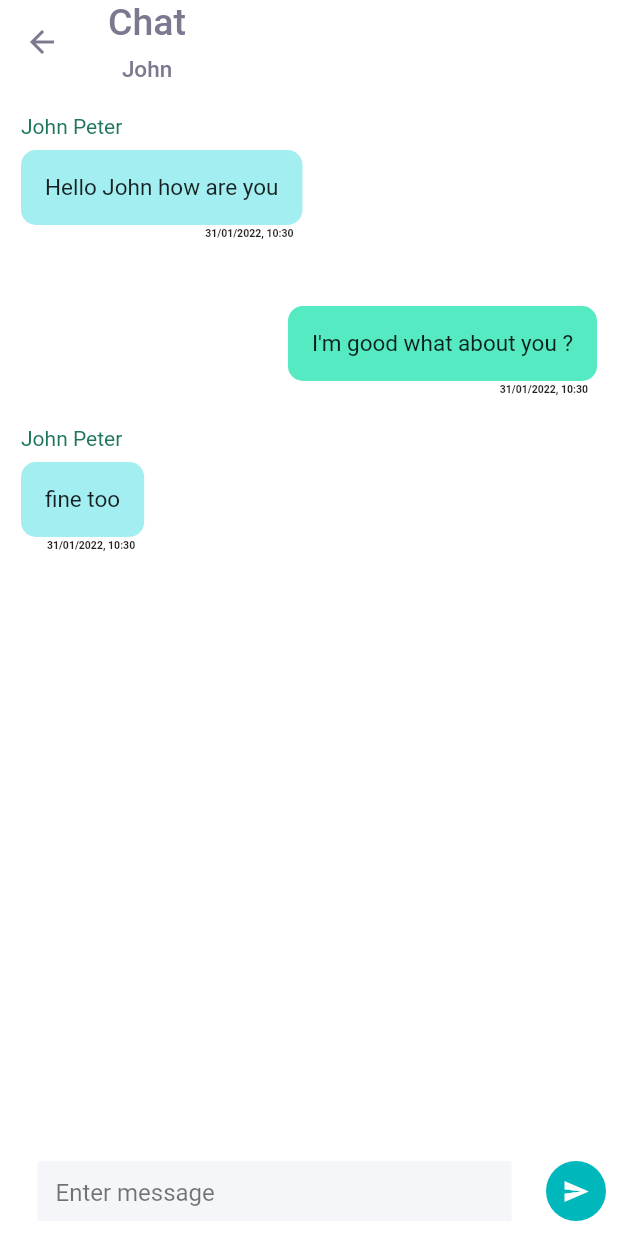
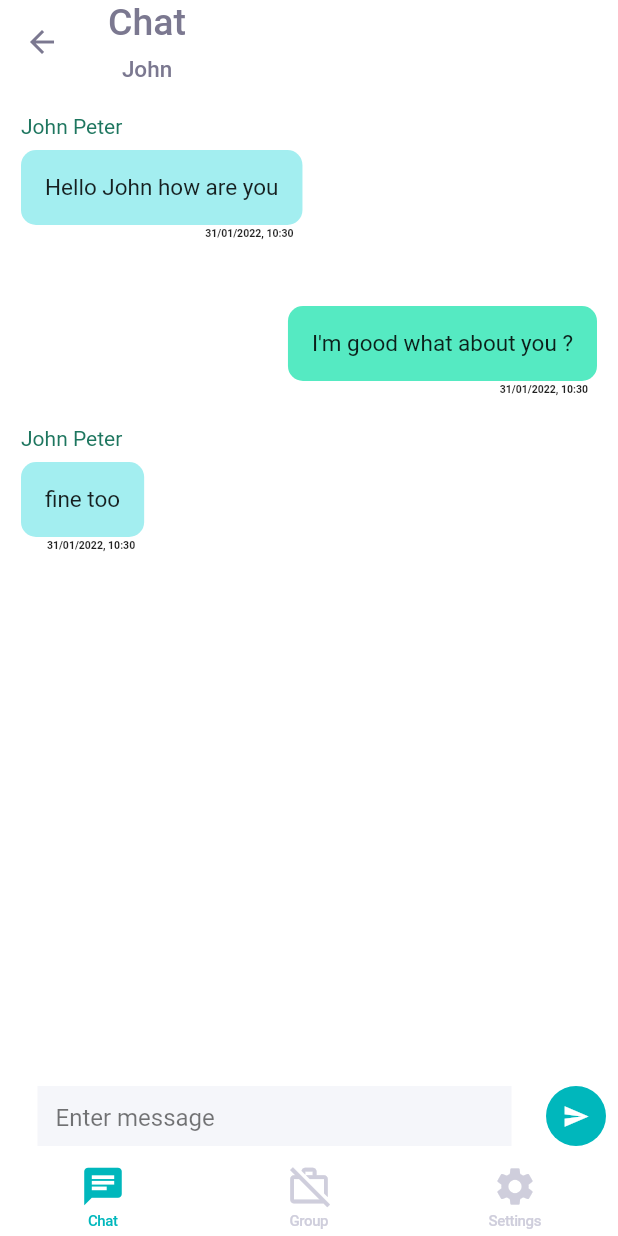
Before and after one commit to mujohn26/chat-mobile-app, a Flutter app: the screen it shows after launch, after a tap on "John Peter", on a phone screen of 412 x 824 dp. Run offline on Flutter 3.47's test engine with Material 2 defaults, Android fonts, the phone set to English and light mode, and no system bars; drawn by our look-alikes of delayed_display; our stand-ins replace get, timeago, url_launcher_web; missing offline and left inert: libphonenumber_web, shared_preferences_web.

Commit message:
add bottom navigation

```diff
--- /dev/null
+++ b/lib/components/bottom_navigation.dart
@@ -0,0 +1,60 @@
+import 'package:flutter/material.dart';
+import 'package:flutter/cupertino.dart';
+import 'package:get/get.dart';
+import 'package:mobile_chat/screens/messages/messages_screen.dart';
+
+class BottomNavigation extends StatelessWidget {
+
+  BottomNavigation({Key? key}) : super(key: key);
+
+  @override
+  Widget build(BuildContext context) {
+    return CupertinoTabScaffold(
+      tabBar: CupertinoTabBar(
+        key: const Key("bottom-navigation-bar"),
+        backgroundColor: Colors.white,
+        activeColor: const Color(0xFF00b7bc),
+        inactiveColor: const Color(0xffcfcedc),
+        border: const Border(),
+        items: const <BottomNavigationBarItem>[
+          BottomNavigationBarItem(
+            icon: Icon(Icons.chat),
+            label: 'Chat',
+          ),
+          BottomNavigationBarItem(
+            icon: Icon(Icons.work_off_outlined),
+            label: 'Group',
+          ),
+          BottomNavigationBarItem(
+            icon: Icon(Icons.settings),
+            label: 'Settings',
+          ),
+        ],
+      ),
+      tabBuilder: (context, index) {
+        switch (index) {
+          case 0:
+            return CupertinoTabView(builder: (context) {
+              return CupertinoPageScaffold(
+                  child: MessagesScreen());
+            });
+          case 1:
+            return CupertinoTabView(builder: (context) {
+              return CupertinoPageScaffold(
+                  child: MessagesScreen());
+            });
+          case 2:
+            return CupertinoTabView(builder: (context) {
+              return const CupertinoPageScaffold(child: MessagesScreen());
+            });
+
+          default:
+            return CupertinoTabView(builder: (context) {
+              return CupertinoPageScaffold(
+                  child: MessagesScreen());
+            });
+        }
+      },
+    );
+  }
+}
--- a/lib/main.dart
+++ b/lib/main.dart
@@ -1,23 +1,21 @@
 import 'package:flutter/material.dart';
-import 'package:mobile_chat/screens/messages/messages_screen.dart';
-
+import 'package:get/get.dart';
+import 'package:mobile_chat/components/bottom_navigation.dart';
 void main() {
-  runApp(const MyApp());
+  runApp( Homepage());
 }
 
-class MyApp extends StatelessWidget {
-  const MyApp({Key? key}) : super(key: key);
 
-  // This widget is the root of your application.
+class Homepage extends StatelessWidget {
   @override
   Widget build(BuildContext context) {
-    return MaterialApp(
-      title: 'Flutter Demo',
+    return GetMaterialApp(
+      title: "Chat",
       debugShowCheckedModeBanner: false,
       theme: ThemeData(
         primarySwatch: Colors.blue,
       ),
-      home: const MessagesScreen(),
+      home: BottomNavigation(),
     );
   }
 }
--- a/lib/screens/messages/messages_screen.dart
+++ b/lib/screens/messages/messages_screen.dart
@@ -15,7 +15,6 @@ class MessagesScreen extends StatefulWidget {
 
 class _MessagesScreenState extends State<MessagesScreen> {
   final messagesController = Get.put(MessagesController());
-  late var _dropDownValue = 'Messages';
 
   @override
   void initState() {
@@ -40,12 +39,8 @@ class _MessagesScreenState extends State<MessagesScreen> {
     Size size = MediaQuery.of(context).size;
     return Scaffold(
       appBar: AppBar(
-        leading: IconButton(
-          icon: const Icon(Icons.arrow_back, color: Color(0xff7b7890)),
-          onPressed: () => {}
-        ),
         title: const Text(
-          'Messages',
+          'Chats',
           style: TextStyle(
               fontFamily: "Muli", fontSize: 25, color: Color(0xff7b7890)),
         ),
```
